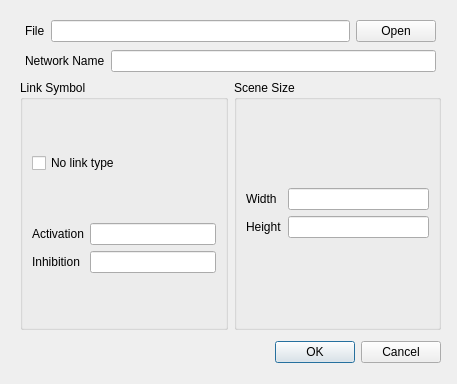
First picture: the form in nezzle/ui/ui_opennetworkdialog.ui, repository dwgoon/nezzle, before the edit.
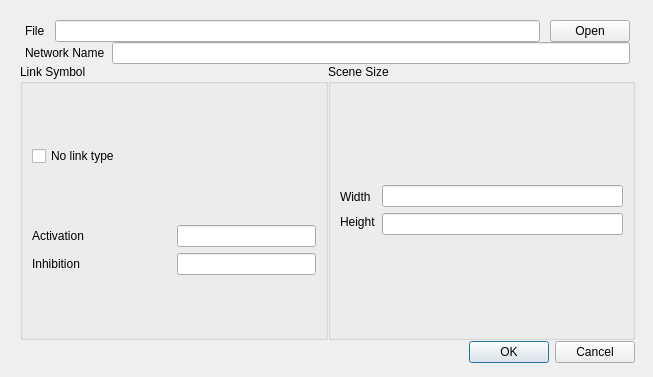
Second picture: the form after the edit.

Diff of the .ui file:
```diff
--- a/nezzle/ui/ui_opennetworkdialog.ui
+++ b/nezzle/ui/ui_opennetworkdialog.ui
@@ -6,10 +6,19 @@
    <rect>
     <x>0</x>
     <y>0</y>
-    <width>457</width>
-    <height>384</height>
+    <width>653</width>
+    <height>377</height>
    </rect>
   </property>
+  <property name="sizePolicy">
+   <sizepolicy hsizetype="Minimum" vsizetype="Minimum">
+    <horstretch>0</horstretch>
+    <verstretch>0</verstretch>
+   </sizepolicy>
+  </property>
+  <property name="focusPolicy">
+   <enum>Qt::NoFocus</enum>
+  </property>
   <property name="windowTitle">
    <string>Dialog</string>
   </property>
@@ -19,67 +28,41 @@
   <property name="modal">
    <bool>true</bool>
   </property>
-  <widget class="QWidget" name="layoutWidget">
-   <property name="geometry">
-    <rect>
-     <x>0</x>
-     <y>0</y>
-     <width>2</width>
-     <height>2</height>
-    </rect>
-   </property>
-   <layout class="QVBoxLayout" name="verticalLayout"/>
-  </widget>
-  <widget class="QWidget" name="layoutWidget">
-   <property name="geometry">
-    <rect>
-     <x>0</x>
-     <y>0</y>
-     <width>2</width>
-     <height>2</height>
-    </rect>
-   </property>
-   <layout class="QVBoxLayout" name="verticalLayout_2"/>
-  </widget>
-  <widget class="QWidget" name="layoutWidget">
-   <property name="geometry">
-    <rect>
-     <x>0</x>
-     <y>0</y>
-     <width>2</width>
-     <height>2</height>
-    </rect>
-   </property>
-   <layout class="QVBoxLayout" name="verticalLayout_3"/>
-  </widget>
-  <widget class="QWidget" name="layoutWidget">
-   <property name="geometry">
-    <rect>
-     <x>0</x>
-     <y>0</y>
-     <width>2</width>
-     <height>2</height>
-    </rect>
-   </property>
-   <layout class="QVBoxLayout" name="verticalLayout_5"/>
-  </widget>
   <widget class="QWidget" name="layoutWidget">
    <property name="geometry">
     <rect>
      <x>20</x>
      <y>20</y>
-     <width>421</width>
+     <width>615</width>
      <height>343</height>
     </rect>
    </property>
    <layout class="QVBoxLayout" name="verticalLayout_13">
+    <property name="spacing">
+     <number>0</number>
+    </property>
     <property name="sizeConstraint">
-     <enum>QLayout::SetNoConstraint</enum>
+     <enum>QLayout::SetMinimumSize</enum>
     </property>
     <item>
-     <layout class="QHBoxLayout" name="horizontalLayout">
+     <layout class="QHBoxLayout" name="horizontalLayout" stretch="0,0,0,0,0">
+      <property name="spacing">
+       <number>10</number>
+      </property>
       <property name="sizeConstraint">
-       <enum>QLayout::SetNoConstraint</enum>
+       <enum>QLayout::SetMinimumSize</enum>
+      </property>
+      <property name="leftMargin">
+       <number>0</number>
+      </property>
+      <property name="topMargin">
+       <number>0</number>
+      </property>
+      <property name="rightMargin">
+       <number>0</number>
+      </property>
+      <property name="bottomMargin">
+       <number>0</number>
       </property>
       <item>
        <spacer name="horizontalSpacer">
@@ -87,7 +70,7 @@
          <enum>Qt::Horizontal</enum>
         </property>
         <property name="sizeType">
-         <enum>QSizePolicy::Minimum</enum>
+         <enum>QSizePolicy::Maximum</enum>
         </property>
         <property name="sizeHint" stdset="0">
          <size>
@@ -99,6 +82,12 @@
       </item>
       <item>
        <widget class="QLabel" name="label">
+        <property name="sizePolicy">
+         <sizepolicy hsizetype="Fixed" vsizetype="Fixed">
+          <horstretch>0</horstretch>
+          <verstretch>0</verstretch>
+         </sizepolicy>
+        </property>
         <property name="text">
          <string>File</string>
         </property>
@@ -106,6 +95,27 @@
       </item>
       <item>
        <widget class="QLineEdit" name="ui_filePathEdit">
+        <property name="enabled">
+         <bool>true</bool>
+        </property>
+        <property name="sizePolicy">
+         <sizepolicy hsizetype="Minimum" vsizetype="Maximum">
+          <horstretch>0</horstretch>
+          <verstretch>0</verstretch>
+         </sizepolicy>
+        </property>
+        <property name="minimumSize">
+         <size>
+          <width>0</width>
+          <height>0</height>
+         </size>
+        </property>
+        <property name="baseSize">
+         <size>
+          <width>0</width>
+          <height>0</height>
+         </size>
+        </property>
         <property name="readOnly">
          <bool>false</bool>
         </property>
@@ -113,6 +123,12 @@
       </item>
       <item>
        <widget class="QPushButton" name="ui_openButton">
+        <property name="sizePolicy">
+         <sizepolicy hsizetype="Maximum" vsizetype="Maximum">
+          <horstretch>0</horstretch>
+          <verstretch>0</verstretch>
+         </sizepolicy>
+        </property>
         <property name="text">
          <string>Open</string>
         </property>
@@ -124,7 +140,7 @@
          <enum>Qt::Horizontal</enum>
         </property>
         <property name="sizeType">
-         <enum>QSizePolicy::Minimum</enum>
+         <enum>QSizePolicy::Maximum</enum>
         </property>
         <property name="sizeHint" stdset="0">
          <size>
@@ -146,16 +162,19 @@
       </property>
       <property name="sizeHint" stdset="0">
        <size>
-        <width>20</width>
-        <height>2</height>
+        <width>15</width>
+        <height>0</height>
        </size>
       </property>
      </spacer>
     </item>
     <item>
-     <layout class="QHBoxLayout" name="horizontalLayout_3">
+     <layout class="QHBoxLayout" name="horizontalLayout_3" stretch="0,0,0,0">
+      <property name="spacing">
+       <number>7</number>
+      </property>
       <property name="sizeConstraint">
-       <enum>QLayout::SetNoConstraint</enum>
+       <enum>QLayout::SetMinimumSize</enum>
       </property>
       <item>
        <spacer name="horizontalSpacer_3">
@@ -163,7 +182,7 @@
          <enum>Qt::Horizontal</enum>
         </property>
         <property name="sizeType">
-         <enum>QSizePolicy::Minimum</enum>
+         <enum>QSizePolicy::Maximum</enum>
         </property>
         <property name="sizeHint" stdset="0">
          <size>
@@ -175,6 +194,12 @@
       </item>
       <item>
        <widget class="QLabel" name="label_4">
+        <property name="sizePolicy">
+         <sizepolicy hsizetype="Fixed" vsizetype="Fixed">
+          <horstretch>0</horstretch>
+          <verstretch>0</verstretch>
+         </sizepolicy>
+        </property>
         <property name="text">
          <string>Network Name</string>
         </property>
@@ -182,6 +207,12 @@
       </item>
       <item>
        <widget class="QLineEdit" name="ui_networkNameEdit">
+        <property name="sizePolicy">
+         <sizepolicy hsizetype="Minimum" vsizetype="Fixed">
+          <horstretch>0</horstretch>
+          <verstretch>0</verstretch>
+         </sizepolicy>
+        </property>
         <property name="readOnly">
          <bool>false</bool>
         </property>
@@ -193,7 +224,7 @@
          <enum>Qt::Horizontal</enum>
         </property>
         <property name="sizeType">
-         <enum>QSizePolicy::Minimum</enum>
+         <enum>QSizePolicy::Maximum</enum>
         </property>
         <property name="sizeHint" stdset="0">
          <size>
@@ -215,19 +246,25 @@
       </property>
       <property name="sizeHint" stdset="0">
        <size>
-        <width>20</width>
-        <height>2</height>
+        <width>15</width>
+        <height>0</height>
        </size>
       </property>
      </spacer>
     </item>
     <item>
-     <layout class="QHBoxLayout" name="horizontalLayout_5">
+     <layout class="QHBoxLayout" name="horizontalLayout_5" stretch="0,0">
       <property name="sizeConstraint">
-       <enum>QLayout::SetNoConstraint</enum>
+       <enum>QLayout::SetMaximumSize</enum>
       </property>
       <item>
        <widget class="QGroupBox" name="groupBox">
+        <property name="sizePolicy">
+         <sizepolicy hsizetype="Minimum" vsizetype="Minimum">
+          <horstretch>0</horstretch>
+          <verstretch>0</verstretch>
+         </sizepolicy>
+        </property>
         <property name="title">
          <string>Link Symbol</string>
         </property>
@@ -238,8 +275,17 @@
          <bool>false</bool>
         </property>
         <layout class="QVBoxLayout" name="verticalLayout_11">
+         <property name="sizeConstraint">
+          <enum>QLayout::SetMinimumSize</enum>
+         </property>
          <item>
           <widget class="QCheckBox" name="ui_noLinkTypeCheck">
+           <property name="sizePolicy">
+            <sizepolicy hsizetype="Fixed" vsizetype="Fixed">
+             <horstretch>0</horstretch>
+             <verstretch>0</verstretch>
+            </sizepolicy>
+           </property>
            <property name="text">
             <string>No link type</string>
            </property>
@@ -269,6 +315,12 @@
             <layout class="QVBoxLayout" name="verticalLayout_4">
              <item>
               <widget class="QLineEdit" name="ui_actSymEdit">
+               <property name="sizePolicy">
+                <sizepolicy hsizetype="Minimum" vsizetype="Fixed">
+                 <horstretch>0</horstretch>
+                 <verstretch>0</verstretch>
+                </sizepolicy>
+               </property>
                <property name="dragEnabled">
                 <bool>true</bool>
                </property>
@@ -276,6 +328,12 @@
              </item>
              <item>
               <widget class="QLineEdit" name="ui_inhSymEdit">
+               <property name="sizePolicy">
+                <sizepolicy hsizetype="Minimum" vsizetype="Fixed">
+                 <horstretch>0</horstretch>
+                 <verstretch>0</verstretch>
+                </sizepolicy>
+               </property>
                <property name="dragEnabled">
                 <bool>true</bool>
                </property>
@@ -290,6 +348,12 @@
       </item>
       <item>
        <widget class="QGroupBox" name="ui_sceneSizeGroup">
+        <property name="sizePolicy">
+         <sizepolicy hsizetype="Minimum" vsizetype="Minimum">
+          <horstretch>0</horstretch>
+          <verstretch>0</verstretch>
+         </sizepolicy>
+        </property>
         <property name="title">
          <string>Scene Size</string>
         </property>
@@ -300,12 +364,21 @@
          <bool>false</bool>
         </property>
         <layout class="QVBoxLayout" name="verticalLayout_12">
+         <property name="sizeConstraint">
+          <enum>QLayout::SetMinimumSize</enum>
+         </property>
          <item>
           <layout class="QHBoxLayout" name="horizontalLayout_4">
            <item>
             <layout class="QVBoxLayout" name="verticalLayout_9">
              <item>
               <widget class="QLabel" name="label_6">
+               <property name="sizePolicy">
+                <sizepolicy hsizetype="Fixed" vsizetype="Fixed">
+                 <horstretch>0</horstretch>
+                 <verstretch>0</verstretch>
+                </sizepolicy>
+               </property>
                <property name="text">
                 <string>Width</string>
                </property>
@@ -313,6 +386,12 @@
              </item>
              <item>
               <widget class="QLabel" name="label_7">
+               <property name="sizePolicy">
+                <sizepolicy hsizetype="Fixed" vsizetype="Fixed">
+                 <horstretch>0</horstretch>
+                 <verstretch>0</verstretch>
+                </sizepolicy>
+               </property>
                <property name="text">
                 <string>Height</string>
                </property>
@@ -324,6 +403,12 @@
             <layout class="QVBoxLayout" name="verticalLayout_10">
              <item>
               <widget class="QLineEdit" name="ui_sceneWidthEdit">
+               <property name="sizePolicy">
+                <sizepolicy hsizetype="Minimum" vsizetype="Fixed">
+                 <horstretch>0</horstretch>
+                 <verstretch>0</verstretch>
+                </sizepolicy>
+               </property>
                <property name="dragEnabled">
                 <bool>true</bool>
                </property>
@@ -331,6 +416,12 @@
              </item>
              <item>
               <widget class="QLineEdit" name="ui_sceneHeightEdit">
+               <property name="sizePolicy">
+                <sizepolicy hsizetype="Minimum" vsizetype="Fixed">
+                 <horstretch>0</horstretch>
+                 <verstretch>0</verstretch>
+                </sizepolicy>
+               </property>
                <property name="dragEnabled">
                 <bool>true</bool>
                </property>
@@ -355,14 +446,26 @@
       </property>
       <property name="sizeHint" stdset="0">
        <size>
-        <width>20</width>
-        <height>5</height>
+        <width>15</width>
+        <height>1</height>
        </size>
       </property>
      </spacer>
     </item>
     <item>
      <widget class="QDialogButtonBox" name="ui_buttonBox">
+      <property name="sizePolicy">
+       <sizepolicy hsizetype="Minimum" vsizetype="Maximum">
+        <horstretch>0</horstretch>
+        <verstretch>0</verstretch>
+       </sizepolicy>
+      </property>
+      <property name="baseSize">
+       <size>
+        <width>0</width>
+        <height>0</height>
+       </size>
+      </property>
       <property name="orientation">
        <enum>Qt::Horizontal</enum>
       </property>
```
